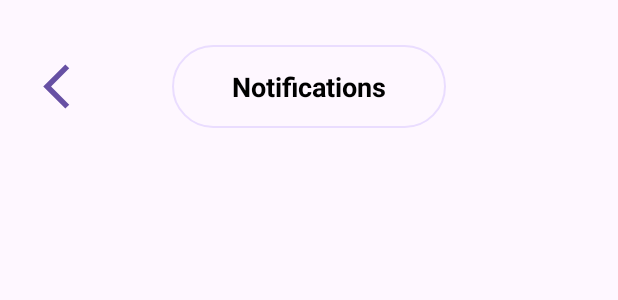
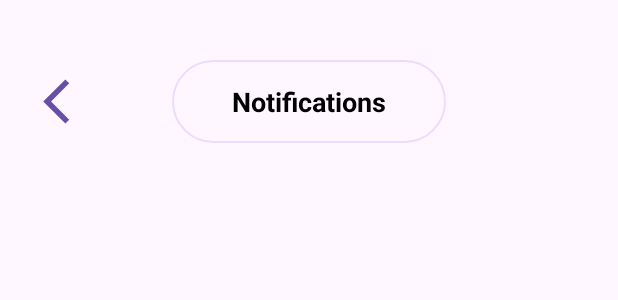
Before and after one commit to CMPUT301F24Tcheese/cheese-mold, an Android app: the layout activity_notification.xml on its own in the app's theme, with its tools: preview values and no code run, on a phone screen of 412 x 824 dp. Shown: the top 300 px of the screen. Run offline under Robolectric (Android 15) with nearby library versions, the phone set to English and light mode, and no system bars; Roboto replaces fonts that are not available here.

Commit message:
fixed bugs on notifacation

```diff
--- a/app/src/main/java/com/example/myapplication/entrant/NotificationActivity.java
+++ b/app/src/main/java/com/example/myapplication/entrant/NotificationActivity.java
@@ -60,7 +60,7 @@ public class NotificationActivity extends AppCompatActivity {
         setContentView(R.layout.activity_notification);
 
         deviceId = Settings.Secure.getString(this.getContentResolver(), Settings.Secure.ANDROID_ID);
-        backBtn = findViewById(R.id.notificationBackBtn);
+        backBtn = findViewById(R.id.notificationActivityBackBtn);
         db = FirebaseFirestore.getInstance();
 
         dataList = new ArrayList<Notification>();
--- a/app/src/main/res/layout/activity_notification.xml
+++ b/app/src/main/res/layout/activity_notification.xml
@@ -7,7 +7,9 @@
     android:layout_height="match_parent"
     tools:context=".entrant.NotificationActivity"
     android:orientation="vertical"
-    android:layout_margin="20dp">
+    android:layout_marginTop="30dp"
+    android:layout_marginHorizontal="20dp"
+    android:layout_marginBottom="20dp">
 
 
     <RelativeLayout
@@ -19,7 +21,7 @@
             android:layout_width="35dp"
             android:layout_height="35dp"
             android:background="@drawable/baseline_arrow_back_ios_new_24"
-            android:id="@+id/notificationBackBtn"
+            android:id="@+id/notificationActivityBackBtn"
             android:layout_alignParentStart="true"
             android:layout_centerVertical="true">
         </Button>
```
Also changed, not shown: 2 other files.
